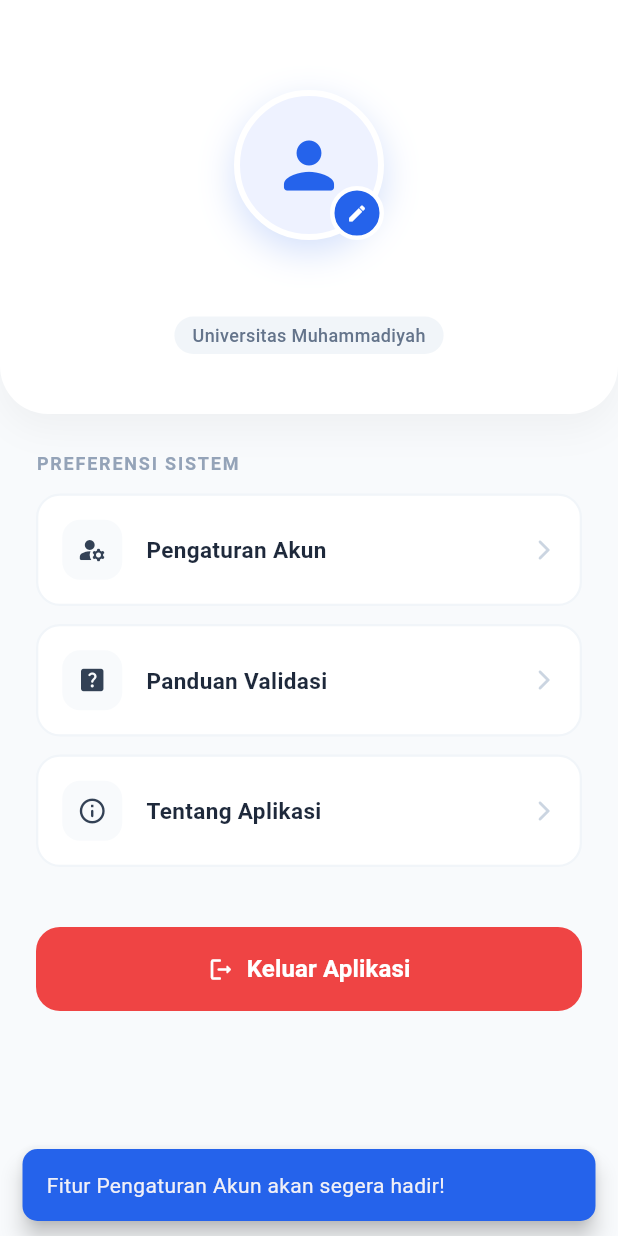
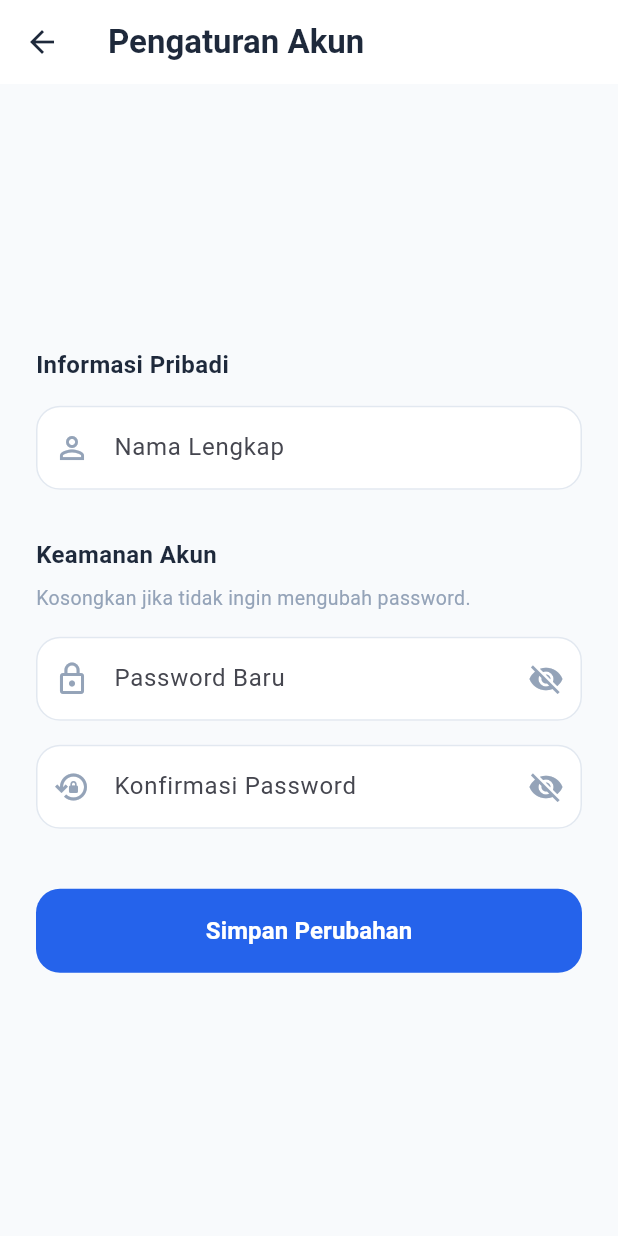
Before and after one commit to mochaa21/flutter_project_web, a Flutter app: the ProfilScreen screen opened directly with empty values, after a tap on "Pengaturan Akun", on a phone screen of 412 x 824 dp. Run offline on Flutter 3.47's test engine with Material 3 defaults, Android fonts, the phone set to English and light mode, and no system bars; our stand-ins replace image_picker, shared_preferences; accounts and stored records are empty.

Commit message:
feat: rebuild profile

```diff
--- /dev/null
+++ b/lib/screens/edit_profil_screen.dart
@@ -0,0 +1,181 @@
+// Aby
+import 'package:flutter/material.dart';
+import '../services/auth_service.dart';
+
+class EditProfilScreen extends StatefulWidget {
+  const EditProfilScreen({super.key});
+
+  @override
+  State<EditProfilScreen> createState() => _EditProfilScreenState();
+}
+
+class _EditProfilScreenState extends State<EditProfilScreen> {
+  final _formKey = GlobalKey<FormState>();
+
+  // Controller untuk inputan
+  final _namaController = TextEditingController();
+  final _passwordController = TextEditingController();
+  final _confirmPasswordController = TextEditingController();
+
+  bool _isLoading = false;
+  bool _obscurePassword = true;
+  bool _obscureConfirmPassword = true;
+
+  @override
+  void initState() {
+    super.initState();
+    _loadCurrentProfile();
+  }
+
+  // Tarik data nama yang lagi login buat ditampilin di form
+  Future<void> _loadCurrentProfile() async {
+    // TODO: Nanti kita sambungin ke service API buat narik data profil
+    // Sementara pakai nama dummy atau kosong
+    setState(() {
+      _namaController.text = ""; // Nanti diisi otomatis dari API
+    });
+  }
+
+  Future<void> _simpanProfil() async {
+    if (!_formKey.currentState!.validate()) return;
+
+    setState(() => _isLoading = true);
+
+    try {
+      // TODO: Panggil fungsi API update profil di sini nanti
+
+      // Simulasi loading
+      await Future.delayed(const Duration(seconds: 2));
+
+      if (mounted) {
+        ScaffoldMessenger.of(context).showSnackBar(
+          const SnackBar(content: Text('Profil berhasil diperbarui!'), backgroundColor: Color(0xFF10B981)),
+        );
+        Navigator.pop(context, true); // Kembali ke halaman sebelumnya bawa status sukses
+      }
+    } catch (e) {
+      if (mounted) {
+        ScaffoldMessenger.of(context).showSnackBar(
+          SnackBar(content: Text('Gagal memperbarui profil: $e'), backgroundColor: Colors.red),
+        );
+      }
+    } finally {
+      if (mounted) {
+        setState(() => _isLoading = false);
+      }
+    }
+  }
+
+  @override
+  void dispose() {
+    _namaController.dispose();
+    _passwordController.dispose();
+    _confirmPasswordController.dispose();
+    super.dispose();
+  }
+
+  @override
+  Widget build(BuildContext context) {
+    return Scaffold(
+      backgroundColor: const Color(0xFFF8FAFC),
+      appBar: AppBar(
+        backgroundColor: Colors.white,
+        elevation: 0,
+        iconTheme: const IconThemeData(color: Color(0xFF1E293B)),
+        title: const Text('Pengaturan Akun', style: TextStyle(color: Color(0xFF1E293B), fontWeight: FontWeight.bold)),
+      ),
+      body: Center(
+        child: ConstrainedBox(
+          constraints: const BoxConstraints(maxWidth: 480),
+          child: SingleChildScrollView(
+            padding: const EdgeInsets.all(24.0),
+            child: Form(
+              key: _formKey,
+              child: Column(
+                crossAxisAlignment: CrossAxisAlignment.start,
+                children: [
+                  const Text("Informasi Pribadi", style: TextStyle(fontSize: 16, fontWeight: FontWeight.bold, color: Color(0xFF1E293B))),
+                  const SizedBox(height: 16),
+
+                  // Form Nama Lengkap
+                  TextFormField(
+                    controller: _namaController,
+                    decoration: _inputDecoration('Nama Lengkap', Icons.person_outline),
+                    validator: (value) => value!.isEmpty ? 'Nama tidak boleh kosong' : null,
+                  ),
+                  const SizedBox(height: 32),
+
+                  const Text("Keamanan Akun", style: TextStyle(fontSize: 16, fontWeight: FontWeight.bold, color: Color(0xFF1E293B))),
+                  const SizedBox(height: 8),
+                  const Text("Kosongkan jika tidak ingin mengubah password.", style: TextStyle(fontSize: 13, color: Color(0xFF94A3B8))),
+                  const SizedBox(height: 16),
+
+                  // Form Password Baru
+                  TextFormField(
+                    controller: _passwordController,
+                    obscureText: _obscurePassword,
+                    decoration: _inputDecoration('Password Baru', Icons.lock_outline).copyWith(
+                      suffixIcon: IconButton(
+                        icon: Icon(_obscurePassword ? Icons.visibility_off : Icons.visibility, color: const Color(0xFF94A3B8)),
+                        onPressed: () => setState(() => _obscurePassword = !_obscurePassword),
+                      ),
+                    ),
+                  ),
+                  const SizedBox(height: 16),
+
+                  // Form Konfirmasi Password
+                  TextFormField(
+                    controller: _confirmPasswordController,
+                    obscureText: _obscureConfirmPassword,
+                    decoration: _inputDecoration('Konfirmasi Password', Icons.lock_reset_outlined).copyWith(
+                      suffixIcon: IconButton(
+                        icon: Icon(_obscureConfirmPassword ? Icons.visibility_off : Icons.visibility, color: const Color(0xFF94A3B8)),
+                        onPressed: () => setState(() => _obscureConfirmPassword = !_obscureConfirmPassword),
+                      ),
+                    ),
+                    validator: (value) {
+                      if (_passwordController.text.isNotEmpty && value != _passwordController.text) {
+                        return 'Password tidak cocok';
+                      }
+                      return null;
+                    },
+                  ),
+                  const SizedBox(height: 40),
+
+                  // Tombol Simpan
+                  SizedBox(
+                    width: double.infinity,
+                    height: 56,
+                    child: ElevatedButton(
+                      onPressed: _isLoading ? null : _simpanProfil,
+                      style: ElevatedButton.styleFrom(
+                        backgroundColor: const Color(0xFF2563EB),
+                        shape: RoundedRectangleBorder(borderRadius: BorderRadius.circular(16)),
+                        elevation: 0,
+                      ),
+                      child: _isLoading
+                          ? const CircularProgressIndicator(color: Colors.white)
+                          : const Text('Simpan Perubahan', style: TextStyle(fontSize: 16, fontWeight: FontWeight.bold, color: Colors.white)),
+                    ),
+                  ),
+                ],
+              ),
+            ),
+          ),
+        ),
+      ),
+    );
+  }
+
+  InputDecoration _inputDecoration(String label, IconData icon) {
+    return InputDecoration(
+      labelText: label,
+      prefixIcon: Icon(icon, color: const Color(0xFF94A3B8)),
+      filled: true,
+      fillColor: Colors.white,
+      border: OutlineInputBorder(borderRadius: BorderRadius.circular(16), borderSide: const BorderSide(color: Color(0xFFE2E8F0))),
+      enabledBorder: OutlineInputBorder(borderRadius: BorderRadius.circular(16), borderSide: const BorderSide(color: Color(0xFFE2E8F0))),
+      focusedBorder: OutlineInputBorder(borderRadius: BorderRadius.circular(16), borderSide: const BorderSide(color: Color(0xFF2563EB), width: 1.5)),
+    );
+  }
+}
--- a/lib/screens/profil_screen.dart
+++ b/lib/screens/profil_screen.dart
@@ -1,6 +1,7 @@
 // Aby
 import 'dart:ui';
 import 'package:flutter/material.dart';
+import 'edit_profil_screen.dart';
 import '../services/auth_service.dart';
 import 'login_screen.dart';
 
@@ -149,7 +150,12 @@ class _ProfilScreenState extends State<ProfilScreen> {
                           icon: Icons.manage_accounts_rounded,
                           title: "Pengaturan Akun",
                           color: const Color(0xFF334155),
-                          onTap: () => _showComingSoon('Pengaturan Akun'),
+                          onTap: () {
+                            Navigator.push(
+                              context,
+                              MaterialPageRoute(builder: (context) => const EditProfilScreen()),
+                            );
+                          },
                         ),
                         const SizedBox(height: 12),
                         _buildMenuCard(
```
Also changed, not shown: lib/services/auth_service.dart (+51 -0 lines).
